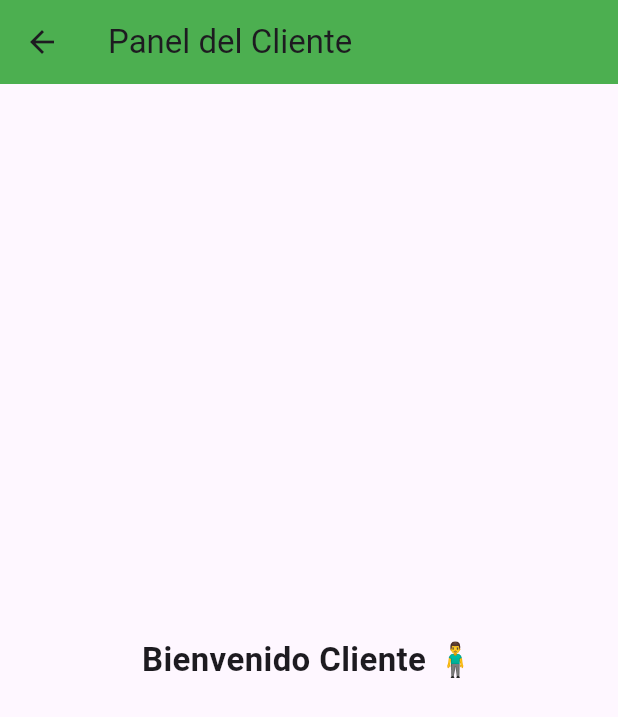
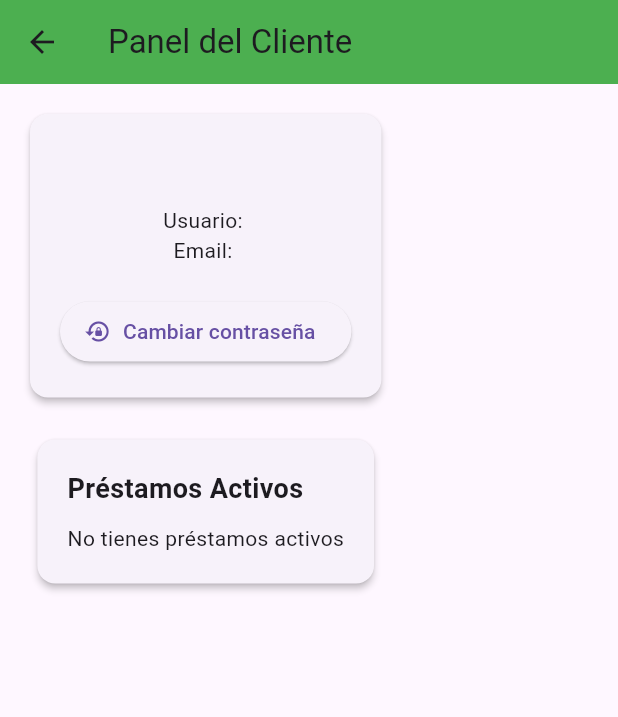
Before and after one commit to ChaloBuitrago/App_Sebas, a Flutter app: the DashboardCliente screen opened by its route, on a phone screen of 412 x 824 dp. Shown: the top 717 px of the screen. Run offline on Flutter 3.47's test engine with Material 3 defaults, Android fonts, the phone set to English and light mode, and no system bars; our stand-ins replace sqflite; accounts and stored records are empty.

Commit message:
Boton cambiar Contraseña y algunas interfaces del cliente

```diff
--- a/lib/main.dart
+++ b/lib/main.dart
@@ -3,6 +3,7 @@ import 'screens/admin/gestionar_usuarios_screen.dart';
 import 'screens/login_screen.dart';
 import 'screens/admin/dashboard_admin.dart';
 import 'screens/cliente/dashboard_cliente.dart';
+import 'screens/cambiar_password_screen.dart';
 import 'screens/admin/add_user.dart';
 import 'screens/admin/loans/add_loan.dart';
 import 'screens/admin/loans/admin_loans_list.dart';
@@ -35,10 +36,11 @@ class MyApp extends StatelessWidget {
         "/dashboardAdmin": (context) => const DashboardAdmin(),
         "/addUser": (context) => const AddUserScreen(),
         "/gestionarUsuarios": (context) => const GestionarUsuariosScreen(),
+        "/cambiarPassword": (context) => const CambiarPasswordScreen(),
         "/pagosPendientes": (context) => const PagosPendientesScreen(),
         "/reportesFinancieros": (context) => const ReportesFinancierosScreen(),
         "/addLoan": (context) => const AddLoanScreen(),
-        "dashboardcliente": (context) => const DashboardCliente(),
+        "/dashboardCliente": (context) => const DashboardCliente(),
         "/loansList": (context) => const AdminLoansList(),
         '/loanDetail': (context) {
           final loanId = ModalRoute
--- a/lib/models/user_model.dart
+++ b/lib/models/user_model.dart
@@ -1,19 +1,47 @@
 class UserModel {
-  final String nombre;
+  final int id;
   final String identifier;
-  final double montoPrestamo;
-  final double tasaInteres;
-  final DateTime fechaPrestamo;
-  final String notas;
+  String nombre;
+  final String usuario;
+  String email;
+  String password;
+  String phone;
+  final String role;
 
   UserModel({
+    required this.id,
+    required this.identifier,
     required this.nombre,
-    required this.identifier,
-    required this.montoPrestamo,
-    required this.tasaInteres,
-    required this.fechaPrestamo,
-    required this.notas,
+    required this.usuario,
+    required this.email,
+    required this.password,
+    required this.phone,
+    required this.role,
   });
 
-  void operator [](String other) {}
+  factory UserModel.fromMap(Map<String, dynamic> map) {
+    return UserModel(
+      id: map['id'],
+      identifier: map['identifier'],
+      nombre: map['nombre'],
+      usuario: map['usuario'],
+      email: map['email'] ?? '',
+      password: map['password'] ?? '',
+      phone: map['phone'] ?? '',
+      role: map['role'],
+    );
+  }
+
+  Map<String, dynamic> toMap() {
+    return {
+      'id': id,
+      'identifier': identifier,
+      'nombre': nombre,
+      'usuario': usuario,
+      'password': password,
+      'email': email,
+      'phone': phone,
+      'role': role,
+    };
+  }
 }
--- a/lib/screens/cliente/dashboard_cliente.dart
+++ b/lib/screens/cliente/dashboard_cliente.dart
@@ -1,19 +1,122 @@
 import 'package:flutter/material.dart';
+import '../../services/auth_service.dart';
+import '../../services/user_service.dart';
+import '../../services/loan_service.dart';
 
-class DashboardCliente extends StatelessWidget {
+class DashboardCliente extends StatefulWidget {
   const DashboardCliente({super.key});
 
   @override
+  State<DashboardCliente> createState() => _DashboardClienteState();
+}
+
+class _DashboardClienteState extends State<DashboardCliente> {
+  Map<String, dynamic>? userData;
+  List<Map<String, dynamic>> prestamos = [];
+
+  @override
+  void initState() {
+    super.initState();
+    cargarDatosCliente();
+  }
+
+  Future<void> cargarDatosCliente() async {
+    final user = await AuthService().getLoggedUser(); // Guardamos sesión luego
+
+    if (user == null) return;
+
+    final loans = await LoanService().getLoansByUser(user.id!);
+
+    setState(() {
+      userData = user.toMap();
+      prestamos = loans;
+    });
+  }
+
+  @override
   Widget build(BuildContext context) {
+    if (userData == null) {
+      return Scaffold(
+        body: Center(child: CircularProgressIndicator()),
+      );
+    }
+
     return Scaffold(
       appBar: AppBar(
-        title: Text('Panel del Cliente'),
+        title: const Text('Panel del Cliente'),
         backgroundColor: Colors.green,
       ),
-      body: Center(
-        child: Text(
-          'Bienvenido Cliente 🧍‍♂️',
-          style: TextStyle(fontSize: 22, fontWeight: FontWeight.bold),
+
+      body: SingleChildScrollView(
+        padding: const EdgeInsets.all(16),
+        child: Column(
+          children: [
+            _buildProfileCard(),
+            const SizedBox(height: 20),
+            _buildPrestamosActivos(),
+          ],
+        ),
+      ),
+    );
+  }
+
+  Widget _buildProfileCard() {
+    return Card(
+      elevation: 2,
+      shape: RoundedRectangleBorder(borderRadius: BorderRadius.circular(12)),
+      child: Padding(
+        padding: const EdgeInsets.all(20),
+        child: Column(
+          children: [
+            Text(
+              userData!["nombre"],
+              style: const TextStyle(fontSize: 22, fontWeight: FontWeight.bold),
+            ),
+            const SizedBox(height: 10),
+            Text("Usuario: ${userData!["usuario"]}"),
+            Text("Email: ${userData!["email"] ?? "No registrado"}"),
+            const SizedBox(height: 20),
+
+            ElevatedButton.icon(
+              icon: const Icon(Icons.lock_reset),
+              label: const Text("Cambiar contraseña"),
+              onPressed: () {
+                Navigator.pushNamed(context, "/cambiarPassword");
+              },
+            ),
+          ],
+        ),
+      ),
+    );
+  }
+
+  Widget _buildPrestamosActivos() {
+    return Card(
+      elevation: 2,
+      shape: RoundedRectangleBorder(borderRadius: BorderRadius.circular(12)),
+      child: Padding(
+        padding: const EdgeInsets.all(20),
+        child: Column(
+          crossAxisAlignment: CrossAxisAlignment.start,
+          children: [
+            const Text(
+              "Préstamos Activos",
+              style: TextStyle(fontSize: 18, fontWeight: FontWeight.bold),
+            ),
+
+            const SizedBox(height: 10),
+
+            if (prestamos.isEmpty)
+              const Text("No tienes préstamos activos"),
+
+            for (var p in prestamos)
+              ListTile(
+                leading: Icon(Icons.monetization_on, color: Colors.green),
+                title: Text("Monto: \$${p['amount']}"),
+                subtitle: Text("Interés: ${p['interest']}%"),
+                trailing: Text("Inicio: ${p['startDate']}"),
+              ),
+          ],
         ),
       ),
     );
--- a/lib/services/database_helper.dart
+++ b/lib/services/database_helper.dart
@@ -27,7 +27,7 @@ class DatabaseHelper {
 
     return await openDatabase(
       path,
-      version: 2,
+      version: 3,
       onCreate: _createDB,
       onConfigure: _onConfigure,
       onUpgrade: (db, oldVersion, newVersion) async {
@@ -91,6 +91,7 @@ class DatabaseHelper {
       nombre TEXT NOT NULL,
       usuario TEXT NOT NULL UNIQUE,
       email TEXT,
+      phone TEXT,
       password TEXT NOT NULL,
       role TEXT NOT NULL,
       createdAt TEXT
```
Also changed, not shown: lib/screens/admin/dashboard_admin.dart (+8 -0 lines), lib/screens/cambiar_password_screen.dart (added, +104 -0 lines), lib/screens/cliente/cliente_cuentas_screen.dart (added, +43 -0 lines), lib/screens/cliente/cliente_password_screen.dart (added, +91 -0 lines), lib/screens/cliente/cliente_profile_screen.dart (added, +76 -0 lines), lib/screens/login_screen.dart (+5 -2 lines), lib/services/auth_service.dart (+23 -12 lines), lib/services/loan_service.dart (added, +55 -0 lines), lib/services/user_service.dart (added, +37 -0 lines).
